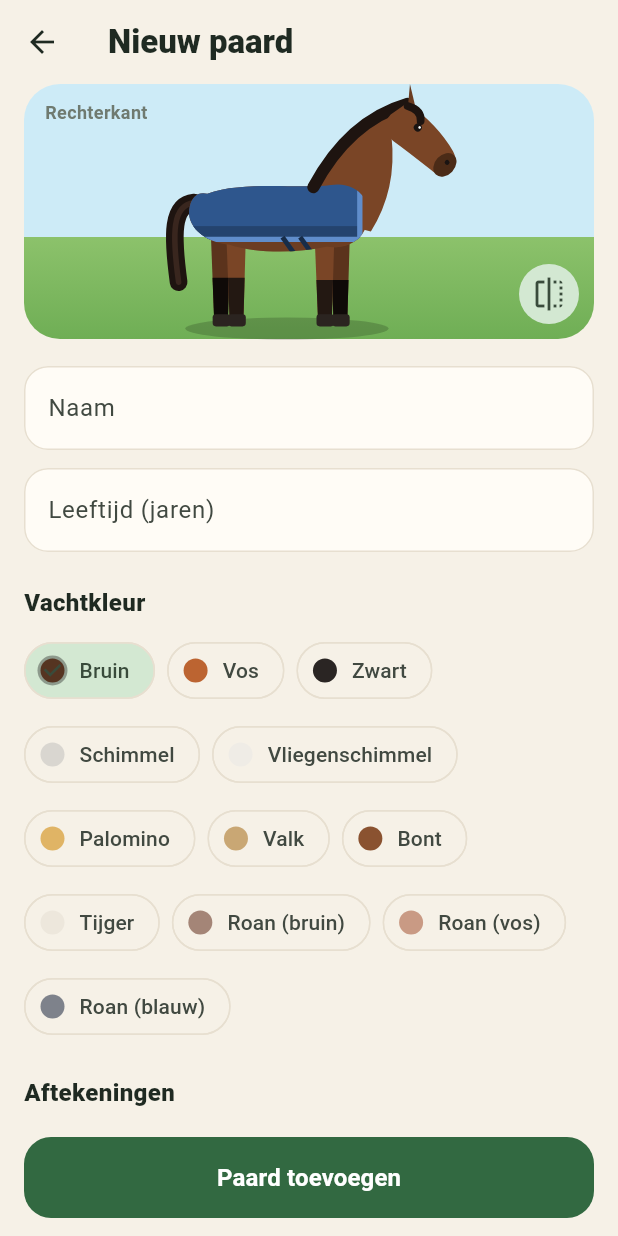
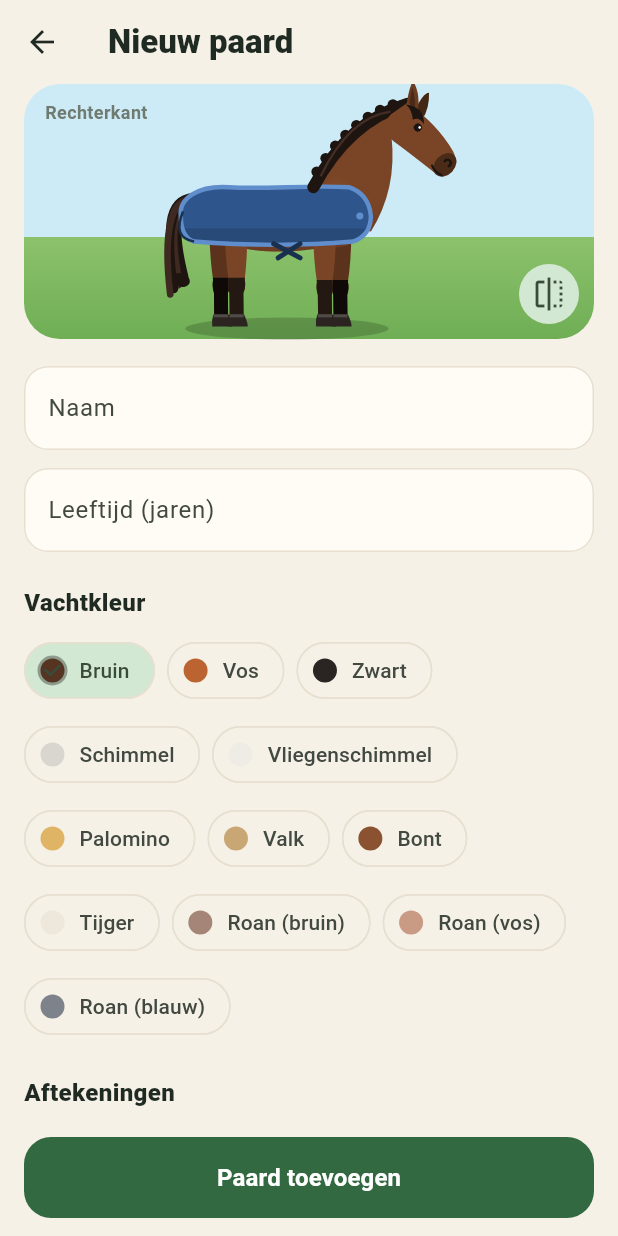
Before and after one commit to maxcallie/dekenweer, a Flutter app: the screen it shows after launch, scrolled down 417 dp, after a tap on "Je wei is nog leeg", on a phone screen of 412 x 824 dp. Run offline on Flutter 3.47's test engine with Material 3 defaults, Android fonts, the phone set to English and light mode, and no system bars; our stand-ins replace shared_preferences; missing offline and left inert: dart:js_interop; network calls fail.

Commit message:
Paarden rijker uitgewerkt: benen, hoeven, staart, manen, oren, gezicht en deken
Co-Authored-By: Claude Opus 5.5 <noreply@anthropic.com>
Claude-Session: https://claude.ai/code/session_01MwtHEgK67CJNw22BtHhUHa

```diff
--- a/lib/widgets/horse_painter.dart
+++ b/lib/widgets/horse_painter.dart
@@ -167,11 +167,19 @@ void paintHorse(Canvas canvas, HorseLook look, HorsePose pose) {
     canvas.save();
     canvas.translate(top.dx, top.dy);
     canvas.rotate(swing);
+    // dijtje bovenaan, een zacht bultje voor knie of hak, slanke pijp
+    final hind = top.dx < 0;
+    final k = length * 0.52, b = length - 5;
     final path = Path()
-      ..moveTo(-4.5, 0)
-      ..lineTo(4.5, 0)
-      ..lineTo(3.4, length - 5)
-      ..lineTo(-3.0, length - 5)
+      ..moveTo(-5.2, 0)
+      ..lineTo(5.2, 0)
+      ..quadraticBezierTo(5.0, k * 0.6, hind ? 3.9 : 3.6, k)
+      ..quadraticBezierTo(hind ? 4.6 : 4.3, k + 3, 3.3, k + 6)
+      ..lineTo(3.4, b)
+      ..lineTo(-2.9, b)
+      ..lineTo(-3.0, k + 6)
+      ..quadraticBezierTo(-4.0, k + 3, -3.4, k)
+      ..quadraticBezierTo(-4.8, k * 0.6, -5.2, 0)
       ..close();
     final upperBase = coat.head ?? body;
     final upper = far ? _shade(upperBase, -0.08) : upperBase;
@@ -190,12 +198,19 @@ void paintHorse(Canvas canvas, HorseLook look, HorsePose pose) {
           path, fill..color = far ? const Color(0xFFE4DED4) : const Color(0xFFF6F1EA));
       canvas.restore();
     }
-    // Hoef (lichte, gestreepte hoef onder een wit been)
-    canvas.drawRRect(
-      RRect.fromRectAndRadius(
-          Rect.fromLTRB(-3.6, length - 5.5, 4.4, length), const Radius.circular(1.5)),
+    // Hoef: rond naar voren, met een glimrandje (licht onder een wit been)
+    canvas.drawPath(
+      Path()
+        ..moveTo(-3.2, length - 5.5)
+        ..lineTo(3.6, length - 5.5)
+        ..quadraticBezierTo(5.6, length - 1, 5.2, length)
+        ..lineTo(-3.8, length)
+        ..quadraticBezierTo(-4.2, length - 3, -3.2, length - 5.5)
+        ..close(),
       fill..color = mark != LegMark.none ? const Color(0xFFB89A78) : const Color(0xFF2B2420),
     );
+    canvas.drawRect(Rect.fromLTWH(-3, length - 5.5, 6.4, 1.4),
+        fill..color = Colors.white.withValues(alpha: 0.18));
     canvas.restore();
   }
 
@@ -206,31 +221,27 @@ void paintHorse(Canvas canvas, HorseLook look, HorsePose pose) {
   // Verre benen (achter de romp)
   leg(Offset(24, -42 - lift), 42, math.pi, true, l ? m[1] : m[0]);
   leg(Offset(-30, -44 - lift), 44, 0, true, l ? m[3] : m[2]);
-  // Nabije benen
-  leg(Offset(17, -42 - lift), 42, 0, false, l ? m[0] : m[1]);
-  leg(Offset(-23, -44 - lift), 44, math.pi, false, l ? m[2] : m[3]);
 
   // ---- Staart ----------------------------------------------------------
   final swish = math.sin(pose.tailPhase) * 5;
-  final tail = Path()
-    ..moveTo(-42, -56)
-    ..cubicTo(-52, -55, -52 + swish * 0.5, -42, -49 + swish, -20);
-  canvas.drawPath(
-    tail,
-    Paint()
-      ..color = coat.mane
-      ..style = PaintingStyle.stroke
-      ..strokeWidth = 8
-      ..strokeCap = StrokeCap.round,
-  );
-  canvas.drawPath(
-    tail,
-    Paint()
-      ..color = _shade(coat.mane, 0.08)
-      ..style = PaintingStyle.stroke
-      ..strokeWidth = 2.5
-      ..strokeCap = StrokeCap.round,
-  );
+  const strandWidths = [7.0, 5.0, 4.0, 3.0];
+  for (var k = 0; k < 4; k++) {
+    canvas.drawPath(
+      Path()
+        ..moveTo(-42, -57)
+        ..cubicTo(-53, -56.0 - k, -53 + swish * 0.5 - k, -42, -48 + swish - k * 1.6, -22 + k * 2.5),
+      Paint()
+        ..color = k.isOdd ? _shade(coat.mane, 0.10) : coat.mane
+        ..style = PaintingStyle.stroke
+        ..strokeWidth = strandWidths[k]
+        ..strokeCap = StrokeCap.round,
+    );
+  }
+  canvas.save();
+  canvas.translate(-48 + swish, -21);
+  canvas.rotate(0.3);
+  canvas.drawOval(Rect.fromCenter(center: Offset.zero, width: 8.4, height: 6), fill..color = coat.mane);
+  canvas.restore();
 
   // ---- Romp ------------------------------------------------------------
   final bodyPath = Path()
@@ -275,6 +286,22 @@ void paintHorse(Canvas canvas, HorseLook look, HorsePose pose) {
   // subtiele schaduw onderaan de romp
   canvas.drawRect(const Rect.fromLTRB(-50, -42, 50, -30),
       fill..color = dark.withValues(alpha: 0.35));
+  // zacht licht op bil en schouder, wat schaduw bij de borst
+  final glow = _shade(body, 0.10);
+  for (final (c, r) in const [(Offset(-30, -56), 15.0), (Offset(22, -57), 11.0)]) {
+    canvas.drawCircle(
+        c,
+        r,
+        Paint()
+          ..shader = ui.Gradient.radial(
+              c, r, [glow.withValues(alpha: 0.45), glow.withValues(alpha: 0)]));
+  }
+  canvas.drawCircle(
+      const Offset(42, -44),
+      12,
+      Paint()
+        ..shader = ui.Gradient.radial(const Offset(42, -44), 12,
+            [dark.withValues(alpha: 0.3), dark.withValues(alpha: 0)]));
   switch (coat) {
     case CoatColor.pinto:
       fill.color = const Color(0xFFF6F2EA);
@@ -337,6 +364,10 @@ void paintHorse(Canvas canvas, HorseLook look, HorsePose pose) {
   }
   canvas.restore();
 
+  // Nabije benen (voor de romp langs)
+  leg(Offset(17, -42 - lift), 42, 0, false, l ? m[0] : m[1]);
+  leg(Offset(-23, -44 - lift), 44, math.pi, false, l ? m[2] : m[3]);
+
   // ---- Deken -----------------------------------------------------------
   final blanket = look.blanketColor;
   if (look.level.wearsBlanket && blanket != null) {
@@ -346,45 +377,75 @@ void paintHorse(Canvas canvas, HorseLook look, HorsePose pose) {
     // dikkere dekens hangen iets lager
     final bottom = -40.0 + look.level.index * 0.6;
 
+    final edge = _shade(bColor, -0.16);
+    final blanketPath = Path()
+      ..moveTo(28, -63)
+      ..cubicTo(10, -64, -10, -62, -26, -63)
+      // staartflap over de bil
+      ..cubicTo(-40, -64, -49, -58, -48, -50)
+      ..quadraticBezierTo(-48, bottom - 1, -42, bottom + 1)
+      ..quadraticBezierTo(-5, bottom + 4, 30, bottom + 1)
+      ..quadraticBezierTo(38, bottom - 2, 38, -50)
+      ..quadraticBezierTo(37, -60, 28, -63)
+      ..close();
+    canvas.drawPath(blanketPath, fill..color = bColor);
     canvas.save();
-    canvas.clipPath(bodyPath);
-    canvas.drawRect(Rect.fromLTRB(-50, -80, 33, bottom), fill..color = bColor);
-    // volume: lichte rand bovenop, donkere onderkant
-    canvas.drawRect(Rect.fromLTRB(-50, bottom - 6, 33, bottom),
-        fill..color = _shade(bColor, -0.08));
-    canvas.drawLine(Offset(-50, bottom), Offset(33, bottom),
-        Paint()
-          ..color = trim
-          ..strokeWidth = 2.4);
+    canvas.clipPath(blanketPath);
+    // volume: lichte rand bovenop, donkerder aan de onderkant
+    canvas.drawRect(Rect.fromLTRB(-60, -70, 50, -63), fill..color = Colors.white.withValues(alpha: 0.12));
+    canvas.drawRect(Rect.fromLTRB(-60, bottom - 5, 50, bottom + 5),
+        fill..color = Colors.black.withValues(alpha: 0.14));
     // stiksels voor gevoerde dekens
     if (look.level.index >= BlanketLevel.medium.index) {
       final stitch = Paint()
         ..color = _shade(bColor, 0.10).withValues(alpha: 0.7)
         ..strokeWidth = 0.9
         ..style = PaintingStyle.stroke;
-      for (var x = -40.0; x < 30; x += 9) {
-        canvas.drawLine(Offset(x, -66), Offset(x + 6, bottom - 2), stitch);
+      for (var x = -48.0; x < 36; x += 8) {
+        canvas.drawLine(Offset(x, -68), Offset(x + 6, bottom + 3), stitch);
       }
     }
-    // buiksingels
-    final strap = Paint()
-      ..color = _shade(bColor, -0.18)
-      ..strokeWidth = 2.2;
-    canvas.drawLine(Offset(-2, bottom - 1), const Offset(4, -32), strap);
-    canvas.drawLine(Offset(6, bottom - 1), const Offset(12, -32), strap);
-    // voorkant van de deken
-    canvas.drawLine(const Offset(33, -70), Offset(33, bottom),
+    canvas.restore();
+    // sierrand rondom
+    canvas.drawPath(
+        blanketPath,
         Paint()
           ..color = trim
-          ..strokeWidth = 2.4);
-    canvas.restore();
+          ..style = PaintingStyle.stroke
+          ..strokeWidth = 2);
+    // gekruiste buiksingels
+    final strap = Paint()
+      ..color = edge
+      ..strokeWidth = 2.2
+      ..strokeCap = StrokeCap.round;
+    canvas.drawLine(Offset(-6, bottom + 2), const Offset(6, -31), strap);
+    canvas.drawLine(Offset(6, bottom + 2), const Offset(-4, -31), strap);
+    // staartkoord
+    canvas.drawPath(
+        Path()
+          ..moveTo(-47, -52)
+          ..quadraticBezierTo(-52, -40, -42, bottom + 1),
+        Paint()
+          ..color = edge
+          ..style = PaintingStyle.stroke
+          ..strokeWidth = 1.1);
+    // sluiting op de borst
+    canvas.drawCircle(const Offset(33, -50), 1.6, fill..color = trim);
 
     if (look.neckCover) {
       canvas.save();
       canvas.clipPath(neckPath);
       // het halsstuk stopt een stukje voor het hoofd
       final stop = _lerpO(withers, pollTop, 0.82);
-      canvas.drawCircle(withers, (stop - withers).distance, fill..color = bColor);
+      final reach = (stop - withers).distance;
+      canvas.drawCircle(withers, reach, fill..color = bColor);
+      canvas.drawCircle(
+          withers,
+          reach - 1,
+          Paint()
+            ..color = trim
+            ..style = PaintingStyle.stroke
+            ..strokeWidth = 2);
       canvas.restore();
     }
   }
@@ -393,33 +454,71 @@ void paintHorse(Canvas canvas, HorseLook look, HorsePose pose) {
   final maneStart = look.level.wearsBlanket && look.neckCover
       ? _lerpO(withers, pollTop, 0.8)
       : withers;
-  final mane = Path()..moveTo(maneStart.dx, maneStart.dy - 1);
-  if (maneStart == withers) {
-    mane.quadraticBezierTo(ctrlTop.dx - 2, ctrlTop.dy - 3, pollTop.dx, pollTop.dy - 1);
-  } else {
-    mane.lineTo(pollTop.dx, pollTop.dy - 1);
+  final covered = maneStart != withers;
+  final mc = covered ? maneStart : Offset(ctrlTop.dx - 2, ctrlTop.dy - 3);
+  Offset maneAt(double t) {
+    final u = 1 - t;
+    return Offset(u * u * maneStart.dx + 2 * u * t * mc.dx + t * t * pollTop.dx,
+        u * u * maneStart.dy + 2 * u * t * mc.dy + t * t * pollTop.dy);
   }
+
   canvas.drawPath(
-    mane,
+    Path()
+      ..moveTo(maneStart.dx, maneStart.dy - 1)
+      ..quadraticBezierTo(mc.dx, mc.dy, pollTop.dx, pollTop.dy - 1),
     Paint()
       ..color = coat.mane
       ..style = PaintingStyle.stroke
       ..strokeWidth = 5.5
       ..strokeCap = StrokeCap.round,
   );
+  // golfjes aan de halskant
+  final maneFill = Paint()..color = coat.mane;
+  for (var k = 1; k < 9; k++) {
+    final p = maneAt(k / 9), q = maneAt(math.min(1.0, k / 9 + 0.02));
+    final d = q - p;
+    final n = d.distance == 0 ? 1.0 : d.distance;
+    canvas.drawCircle(Offset(p.dx + d.dy / n * 2.6, p.dy - d.dx / n * 2.6), 2.4, maneFill);
+  }
+  final m1 = maneAt(0.1), m2 = maneAt(0.85);
+  canvas.drawPath(
+      Path()
+        ..moveTo(m1.dx, m1.dy)
+        ..quadraticBezierTo(mc.dx, mc.dy - 1.5, m2.dx, m2.dy),
+      Paint()
+        ..color = _shade(coat.mane, 0.14).withValues(alpha: 0.8)
+        ..style = PaintingStyle.stroke
+        ..strokeWidth = 1.1);
 
   // ---- Hoofd -----------------------------------------------------------
   canvas.save();
   canvas.translate(poll.dx, poll.dy);
   canvas.rotate(headAngle);
-  // oor
-  final ear = Path()
-    ..moveTo(-1, -5)
-    ..lineTo(-8 - pose.earFlick * 3, -14)
-    ..lineTo(4, -6)
-    ..close();
   final headColor = coat.head ?? body;
-  canvas.drawPath(ear, fill..color = _shade(headColor, -0.04));
+  // verre oor (iets donkerder, erachter)
+  canvas.drawPath(
+      Path()
+        ..moveTo(2, -6)
+        ..quadraticBezierTo(-1, -15, 1, -17)
+        ..quadraticBezierTo(6, -12, 7, -6)
+        ..close(),
+      fill..color = _shade(headColor, -0.14));
+  // nabije oor met binnenkant
+  final flick = pose.earFlick * 3;
+  canvas.drawPath(
+      Path()
+        ..moveTo(-2, -5)
+        ..quadraticBezierTo(-7 - flick, -12, -8 - flick, -16)
+        ..quadraticBezierTo(-1, -14, 4, -6)
+        ..close(),
+      fill..color = _shade(headColor, -0.04));
+  canvas.drawPath(
+      Path()
+        ..moveTo(-1.5, -6.5)
+        ..quadraticBezierTo(-5 - flick, -11, -6 - flick, -13.5)
+        ..quadraticBezierTo(-1.5, -11, 1.5, -7)
+        ..close(),
+      fill..color = _shade(headColor, -0.18).withValues(alpha: 0.6));
   final headPath = Path()
     ..moveTo(-3, -7)
     ..quadraticBezierTo(14, -9, 27, -5)
@@ -489,9 +588,19 @@ void paintHorse(Canvas canvas, HorseLook look, HorsePose pose) {
     canvas.drawOval(const Rect.fromLTRB(26.5, -1.5, 31, 2.8),
         fill..color = const Color(0xFF7A7476));
   }
-  // neusgat & oog
-  canvas.drawCircle(const Offset(28.5, 0.5), 1.1,
-      fill..color = const Color(0xFF1A1412));
+  // neusgat en mondje
+  final faceLine = Paint()
+    ..color = const Color(0xFF1A1412)
+    ..style = PaintingStyle.stroke
+    ..strokeCap = StrokeCap.round;
+  canvas.drawArc(Rect.fromCircle(center: const Offset(28.8, 0.6), radius: 1.5), 0.4,
+      -(2 * math.pi - 2.6), false, faceLine..strokeWidth = 1.2);
+  canvas.drawPath(
+      Path()
+        ..moveTo(24.5, 6.2)
+        ..quadraticBezierTo(27.5, 7.6, 30.5, 6.4),
+      faceLine..strokeWidth = 1);
+  // oog
   canvas.drawCircle(const Offset(8, -2), 1.8, fill..color = const Color(0xFF1A1412));
   if (look.blindLeftEye && pose.leftSide) {
     // we zien de linkerkant: het blinde oog
@@ -505,13 +614,12 @@ void paintHorse(Canvas canvas, HorseLook look, HorsePose pose) {
   // voorlok
   canvas.drawPath(
     Path()
-      ..moveTo(-2, -6)
-      ..quadraticBezierTo(4, -9, 7, -5),
-    Paint()
-      ..color = coat.mane
-      ..style = PaintingStyle.stroke
-      ..strokeWidth = 3.5
-      ..strokeCap = StrokeCap.round,
+      ..moveTo(-3, -6)
+      ..quadraticBezierTo(4, -11, 9, -5)
+      ..quadraticBezierTo(5, -6, 4, -3)
+      ..quadraticBezierTo(1, -6, -3, -6)
+      ..close(),
+    fill..color = coat.mane,
   );
   canvas.restore();
   canvas.restore(); // liggen/rollen
```
